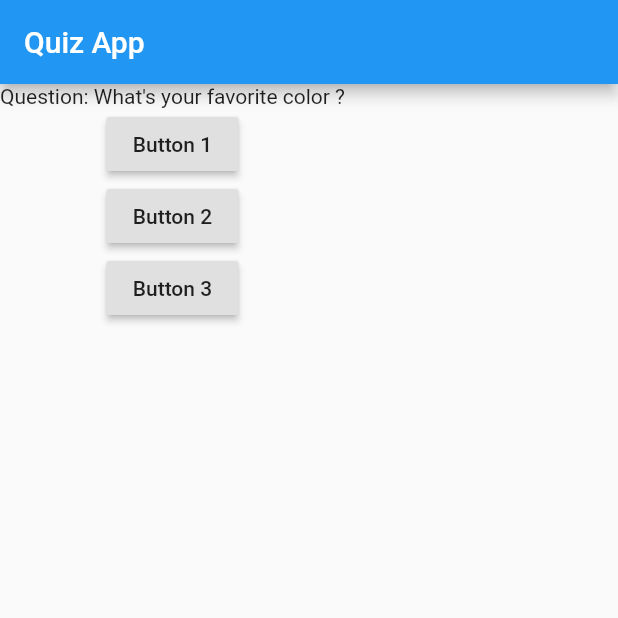
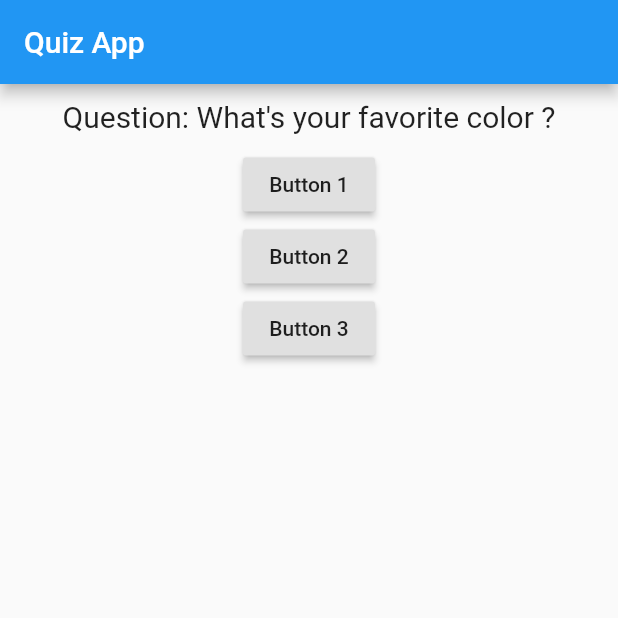
Before and after one commit to ashshekhar/first-flutter-app, a Flutter app: the screen it shows after launch, on a phone screen of 412 x 824 dp, the top half of it. Run offline on Flutter 3.47's test engine with Material 2 defaults, Android fonts, the phone set to English and light mode, and no system bars.

Commit message:
Add layouts using Container and EdgeInstets

```diff
--- a/lib/question.dart
+++ b/lib/question.dart
@@ -7,6 +7,14 @@ class Question extends StatelessWidget {
 
   @override
   Widget build(BuildContext context) {
-    return Text(questionText);
+    return Container(
+      width: double.infinity,
+      margin: EdgeInsets.all(10),
+      child: Text(questionText,
+          style: TextStyle(
+            fontSize: 20,
+          ),
+          textAlign: TextAlign.center),
+    );
   }
 }
```
